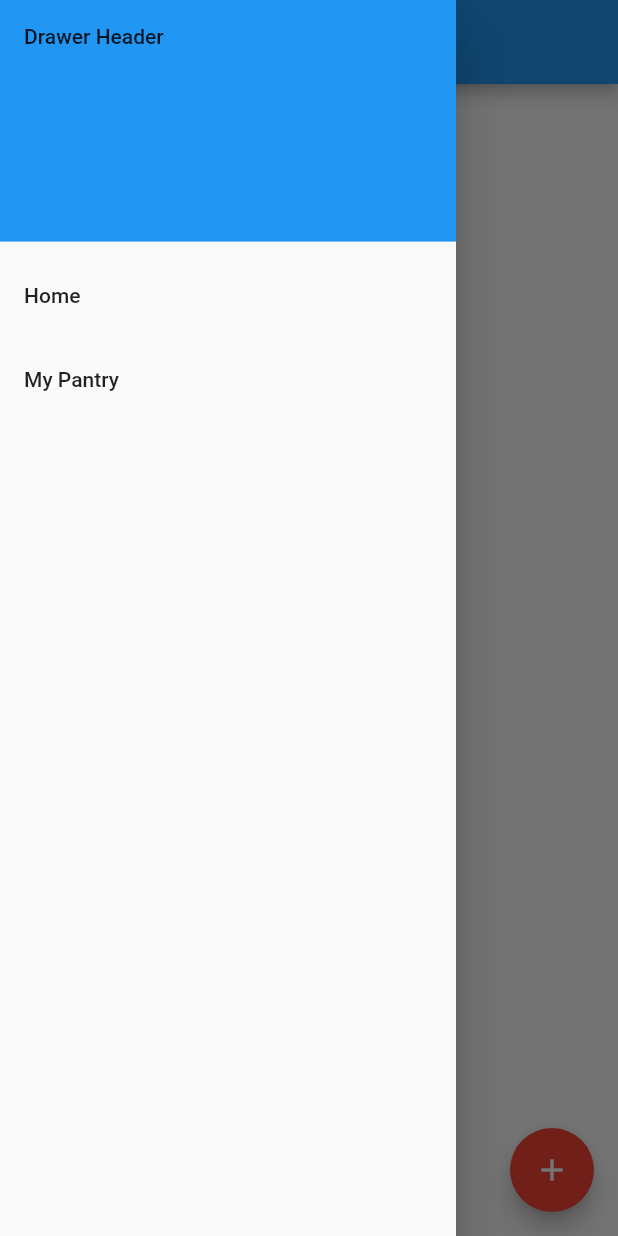
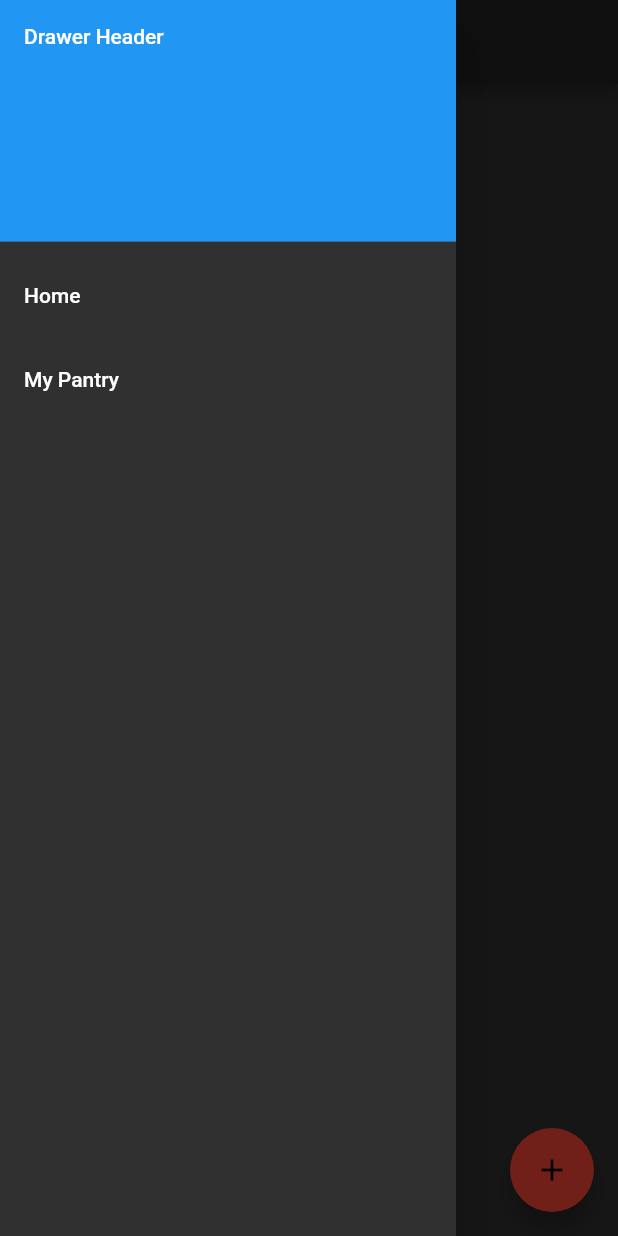
Before and after one commit to Ocaenyth/PantryMeals, a Flutter app: the screen it shows after launch, with the side drawer open, on a phone screen of 412 x 824 dp. Run offline on Flutter 3.47's test engine with Material 2 defaults, Android fonts, the phone set to English and light mode, and no system bars; our stand-ins replace floor, fluttertoast, shared_preferences, sqflite; missing offline and left inert: barcode_scan; accounts and stored records are empty; generated files the repository leaves out were written again.

Commit message:
[Dark theme] - lmao nice work

```diff
--- a/lib/app.dart
+++ b/lib/app.dart
@@ -28,6 +28,7 @@ class _AppState extends State<App> {
       supportedLocales: supportedLocales,
       locale: locale,
       title: _title,
+      theme: ThemeData(brightness: Brightness.dark),
       home: PantryPage(),
     );
   }
--- a/lib/pages/pantry/items/dialog/pantry_item_dialog.dart
+++ b/lib/pages/pantry/items/dialog/pantry_item_dialog.dart
@@ -87,7 +87,6 @@ class PantryItemDialogState extends State<PantryItemDialog> {
                     remainingTimeRow,
                     predictionRow,
                     RaisedButton(
-                      color: Theme.of(context).accentColor,
                       shape: RoundedRectangleBorder(
                           borderRadius: BorderRadius.circular(8.0)),
                       onPressed: () => _saveChanges(context),
```
